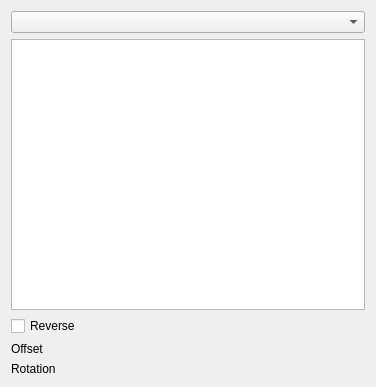
Old version of the form src/Mod/Assembly/Gui/Resources/panels/TaskAssemblyCreateJoint.ui in the repository oursland/FreeCAD.
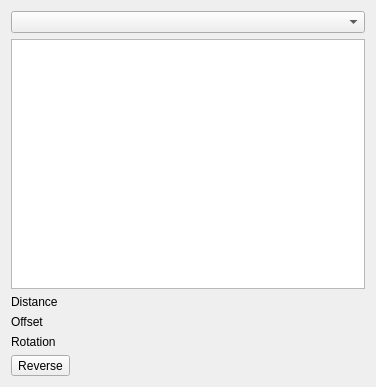
New version of the form. Icons and pictures are not drawn. Custom widgets are drawn as their Qt base class.

Commit message: Distance joint. Insert link improvement. Rotation fix. Various things.

Patch:
```diff
--- a/src/Mod/Assembly/Gui/Resources/panels/TaskAssemblyCreateJoint.ui
+++ b/src/Mod/Assembly/Gui/Resources/panels/TaskAssemblyCreateJoint.ui
@@ -21,17 +21,28 @@
     <widget class="QListWidget" name="featureList"/>
    </item>
    <item row="2" column="0">
-    <widget class="QCheckBox" name="CheckBoxReverse">
-     <property name="toolTip">
-      <string>Reverse the direction of the joint.</string>
-     </property>
-     <property name="text">
-      <string>Reverse</string>
-     </property>
-     <property name="checked">
-      <bool>false</bool>
-     </property>
-    </widget>
+    <layout class="QHBoxLayout" name="hLayoutDistance">
+     <item>
+      <widget class="QLabel" name="distanceLabel">
+       <property name="text">
+        <string>Distance</string>
+       </property>
+      </widget>
+     </item>
+     <item>
+      <widget class="Gui::QuantitySpinBox" name="distanceSpinbox">
+       <property name="sizePolicy">
+        <sizepolicy hsizetype="Expanding" vsizetype="Fixed">
+         <horstretch>0</horstretch>
+         <verstretch>0</verstretch>
+        </sizepolicy>
+       </property>
+       <property name="unit" stdset="0">
+        <string notr="true">mm</string>
+       </property>
+      </widget>
+     </item>
+    </layout>
    </item>
    <item row="3" column="0">
     <layout class="QHBoxLayout" name="hLayout">
@@ -81,6 +92,26 @@
      </item>
     </layout>
    </item>
+   <item row="5" column="0">
+    <widget class="QToolButton" name="PushButtonReverse">
+     <property name="sizePolicy">
+      <sizepolicy hsizetype="Maximum" vsizetype="Preferred">
+       <horstretch>0</horstretch>
+       <verstretch>0</verstretch>
+      </sizepolicy>
+     </property>
+     <property name="toolTip">
+      <string>Reverse the direction of the joint.</string>
+     </property>
+     <property name="text">
+      <string>Reverse</string>
+     </property>
+     <property name="icon">
+      <iconset resource="Resources/resource.qrc">
+      <normaloff>:/icons/button_sort.svg</normaloff>:/icons/button_sort.svg</iconset>
+     </property>
+    </widget>
+   </item>
    </layout>
  </widget>
  <customwidgets>
```
The commit also changes 12 other files.
